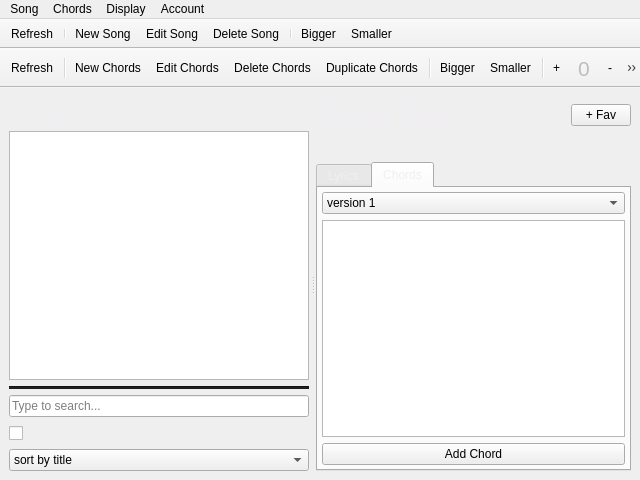
Before: the Qt Designer form UI/design/mainWindow.ui in gigigimay/ChordsHouse, drawn with Qt 5.
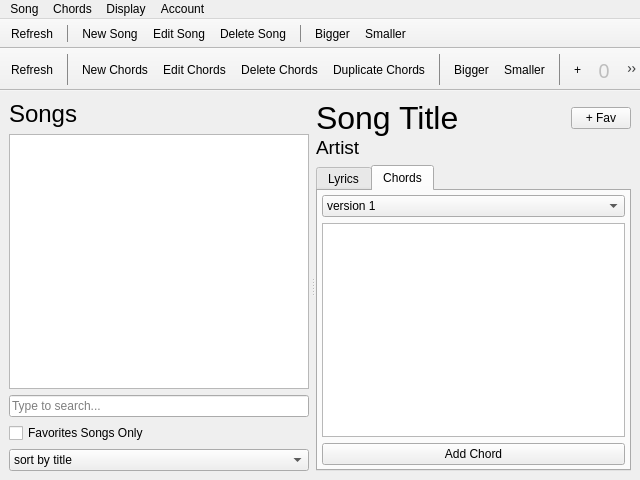
After: the same form once the commit is applied. Icons and pictures are not drawn.

Diff of the .ui file:
```diff
--- a/UI/design/mainWindow.ui
+++ b/UI/design/mainWindow.ui
@@ -53,6 +53,13 @@
   <property name="windowTitle">
    <string>ChordsHouse</string>
   </property>
+  <property name="styleSheet">
+   <string notr="true">QToolBar::separator {
+width: 1px;
+background-color: #888;
+margin: 2px 6px;
+}</string>
+  </property>
   <widget class="QWidget" name="centralwidget">
    <layout class="QVBoxLayout" name="verticalLayout" stretch="0">
     <item>
@@ -89,18 +96,6 @@
         <item>
          <widget class="QListWidget" name="songList"/>
         </item>
-        <item>
-         <widget class="Line" name="line">
-          <property name="styleSheet">
-           <string notr="true">#line {
-    background-color: rgb(30, 30, 30);
-}</string>
-          </property>
-          <property name="orientation">
-           <enum>Qt::Horizontal</enum>
-          </property>
-         </widget>
-        </item>
         <item>
          <widget class="QLineEdit" name="searchInput">
           <property name="text">
@@ -443,6 +438,9 @@
    <property name="windowTitle">
     <string>toolBar</string>
    </property>
+   <property name="autoFillBackground">
+    <bool>false</bool>
+   </property>
    <property name="movable">
     <bool>false</bool>
    </property>
@@ -611,7 +609,8 @@
    </property>
    <property name="font">
     <font>
-     <pointsize>16</pointsize>
+     <family>Overpass Mono</family>
+     <pointsize>15</pointsize>
     </font>
    </property>
    <property name="shortcut">
```
Left out of the diff: 2 changed lines with no effect on the pictures.
